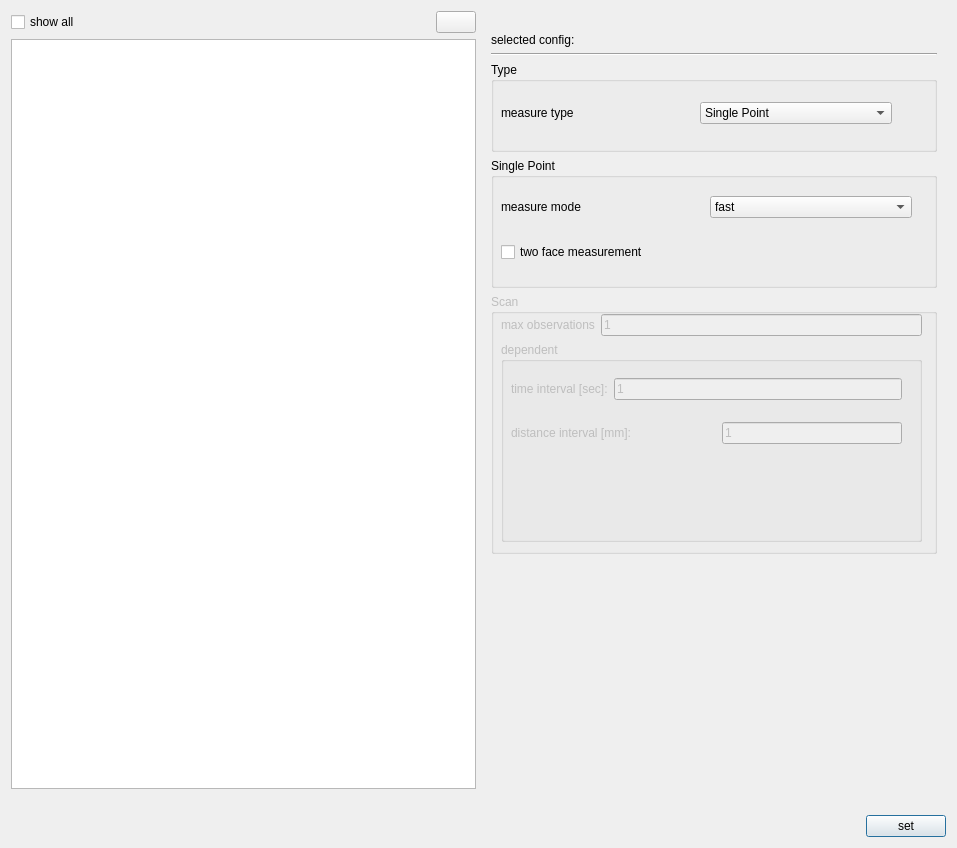
Above: ui/dialogs/measurementconfigurationdialog.ui from OpenIndy/OpenIndy before the change. Below: the same form after it.
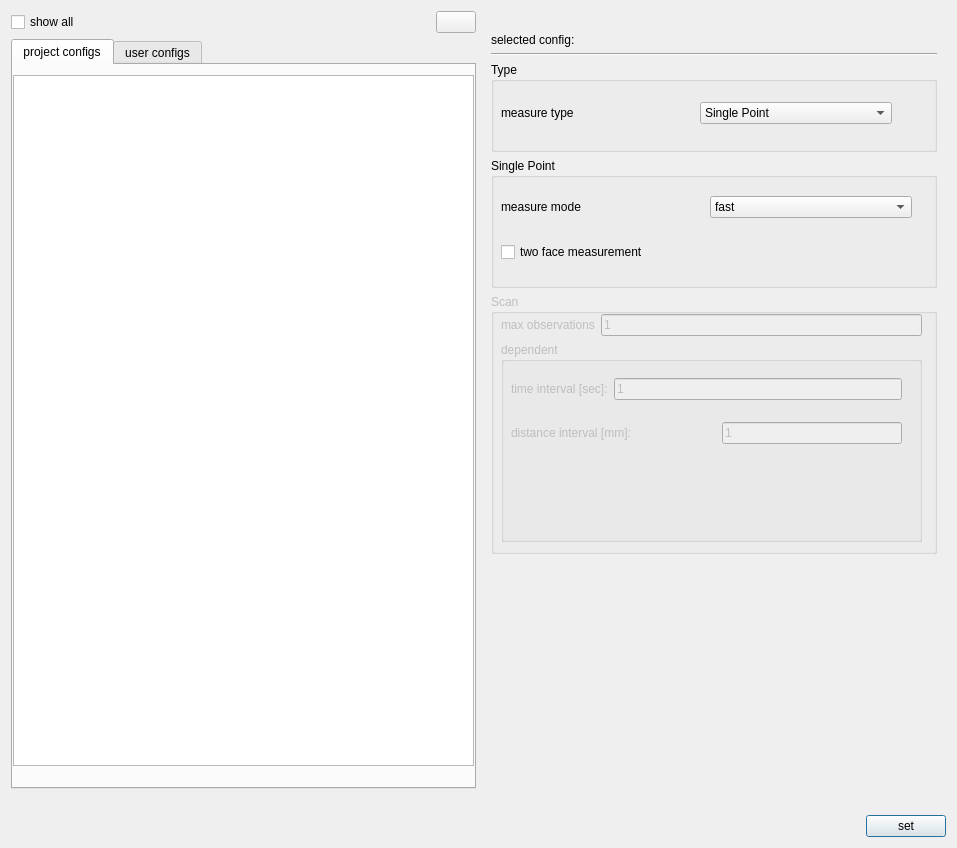
That is the form after the change. Icons and pictures are not drawn.

Commit message: OI-948: refactoring: move to tabs

```diff
--- a/ui/dialogs/measurementconfigurationdialog.ui
+++ b/ui/dialogs/measurementconfigurationdialog.ui
@@ -111,7 +111,38 @@
         </layout>
        </item>
        <item>
-        <widget class="QListView" name="listView_measurementConfigs">
+        <widget class="QTabWidget" name="tabWidget">
+         <property name="currentIndex">
+          <number>0</number>
+         </property>
+         <widget class="QWidget" name="tab_projectConfigs">
+          <attribute name="title">
+           <string>project configs</string>
+          </attribute>
+          <widget class="QListView" name="listView_projectConfigs">
+           <property name="geometry">
+            <rect>
+             <x>0</x>
+             <y>10</y>
+             <width>461</width>
+             <height>691</height>
+            </rect>
+           </property>
+          </widget>
+         </widget>
+         <widget class="QWidget" name="tab_userConfigs">
+          <attribute name="title">
+           <string>user configs</string>
+          </attribute>
+          <widget class="QListView" name="listView_userConfigs">
+           <property name="geometry">
+            <rect>
+             <x>0</x>
+             <y>10</y>
+             <width>461</width>
+             <height>701</height>
+            </rect>
+           </property>
          <property name="sizePolicy">
           <sizepolicy hsizetype="Expanding" vsizetype="Expanding">
            <horstretch>0</horstretch>
@@ -121,6 +152,8 @@
          <property name="editTriggers">
           <set>QAbstractItemView::DoubleClicked</set>
          </property>
+          </widget>
+         </widget>
         </widget>
        </item>
        <item>
```
Lines whose indentation alone changed are shown as unchanged.
